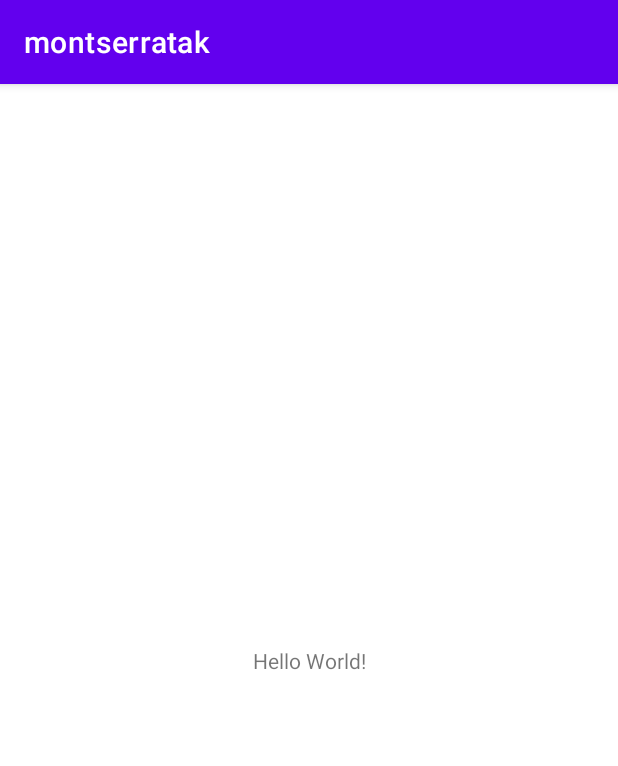
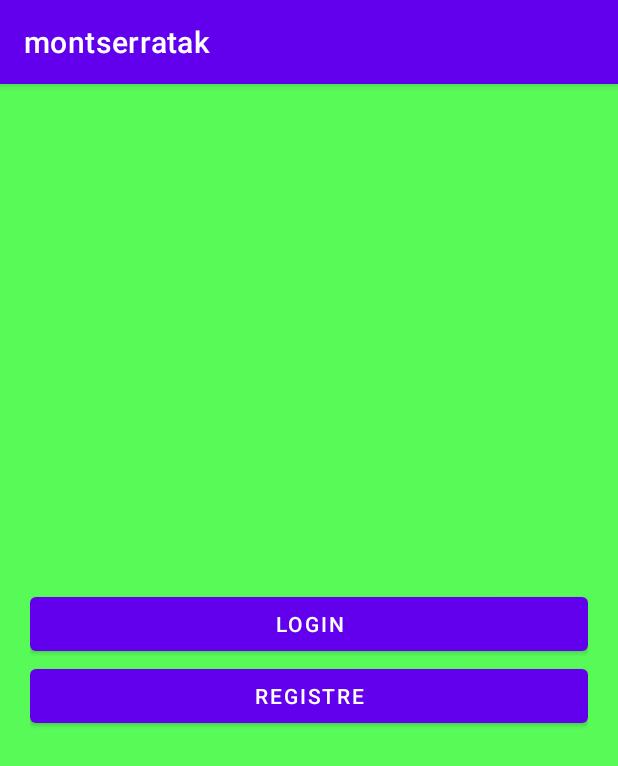
Before and after one commit to sgotarra/montserratak, an Android app: the MainActivity screen opened directly, with no data from a screen before it, on a phone screen of 412 x 824 dp. Shown: the top 766 px of the screen. Run offline under Robolectric (Android 15) with nearby library versions, the phone set to English and light mode, and no system bars.

Commit message:
10_07_22 3er commit

```diff
--- a/app/src/main/java/com/neulaworks/montserratak/MainActivity.kt
+++ b/app/src/main/java/com/neulaworks/montserratak/MainActivity.kt
@@ -2,10 +2,26 @@ package com.neulaworks.montserratak
 
 import androidx.appcompat.app.AppCompatActivity
 import android.os.Bundle
+import android.view.View
+import android.widget.Button
+import android.widget.Toast
 
 class MainActivity : AppCompatActivity() {
+
     override fun onCreate(savedInstanceState: Bundle?) {
         super.onCreate(savedInstanceState)
         setContentView(R.layout.activity_main)
+
+        var BTMLOGIN = findViewById<Button>(R.id.BTMLOGIN);
+        var BTMREGISTRO = findViewById<Button>(R.id.BTMREGISTRO);
+
+        BTMLOGIN.setOnClickListener(){
+            Toast.makeText(this, "click botó login",Toast.LENGTH_LONG).show();
+        }
+
+        BTMREGISTRO.setOnClickListener(){
+            Toast.makeText(this, "click botó Registre",Toast.LENGTH_LONG).show();
+        }
+
     }
 }
--- a/app/src/main/res/layout/activity_main.xml
+++ b/app/src/main/res/layout/activity_main.xml
@@ -1,18 +1,35 @@
 <?xml version="1.0" encoding="utf-8"?>
-<androidx.constraintlayout.widget.ConstraintLayout xmlns:android="http://schemas.android.com/apk/res/android"
+<RelativeLayout xmlns:android="http://schemas.android.com/apk/res/android"
     xmlns:app="http://schemas.android.com/apk/res-auto"
     xmlns:tools="http://schemas.android.com/tools"
     android:layout_width="match_parent"
     android:layout_height="match_parent"
+    android:background="#58FA58"
     tools:context=".MainActivity">
 
-    <TextView
-        android:layout_width="wrap_content"
-        android:layout_height="wrap_content"
-        android:text="Hello World!"
-        app:layout_constraintBottom_toBottomOf="parent"
-        app:layout_constraintLeft_toLeftOf="parent"
-        app:layout_constraintRight_toRightOf="parent"
-        app:layout_constraintTop_toTopOf="parent" />
 
-</androidx.constraintlayout.widget.ConstraintLayout>
+    <LinearLayout
+        android:layout_width="match_parent"
+        android:layout_height="match_parent"
+        android:orientation="vertical"
+        android:padding="20dp"
+        android:gravity="center">
+        <!-- botó de login -->
+        <Button
+            android:id="@+id/BTMLOGIN"
+            android:layout_width="match_parent"
+            android:layout_height="wrap_content"
+            android:text="@string/BTMLOGIN"/>
+        <!--botó de registrar-se -->
+        <Button
+            android:id="@+id/BTMREGISTRO"
+            android:layout_width="match_parent"
+            android:layout_height="wrap_content"
+            android:text="@string/BTMREGISTRO"
+            />
+
+
+    </LinearLayout>
+
+
+</RelativeLayout>
--- a/app/src/main/res/layout/activity_splash.xml
+++ b/app/src/main/res/layout/activity_splash.xml
@@ -4,6 +4,8 @@
     xmlns:tools="http://schemas.android.com/tools"
     android:layout_width="match_parent"
     android:layout_height="match_parent"
+    android:background="#58FA58"
+    android:padding="15dp"
     tools:context=".Splash">
 
     <FrameLayout
--- a/app/src/main/res/values/strings.xml
+++ b/app/src/main/res/values/strings.xml
@@ -1,3 +1,7 @@
 <resources>
     <string name="app_name">montserratak</string>
+
+    <string name="BTMLOGIN">Login</string>
+    <string name="BTMREGISTRO">Registre</string>
+
 </resources>
```
Also changed, not shown: app/src/main/AndroidManifest.xml (+8 -7 lines), app/src/main/java/com/neulaworks/montserratak/Registro.kt (added, +11 -0 lines), app/src/main/res/layout/activity_registro.xml (added, +9 -0 lines), 1 other file.
